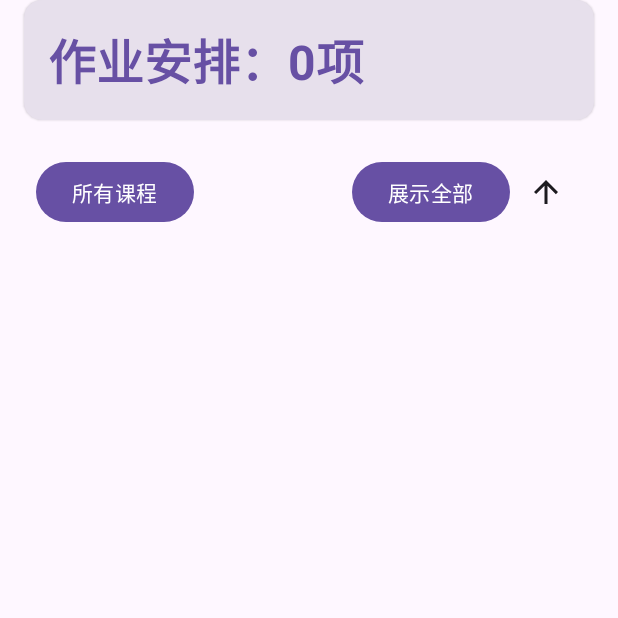
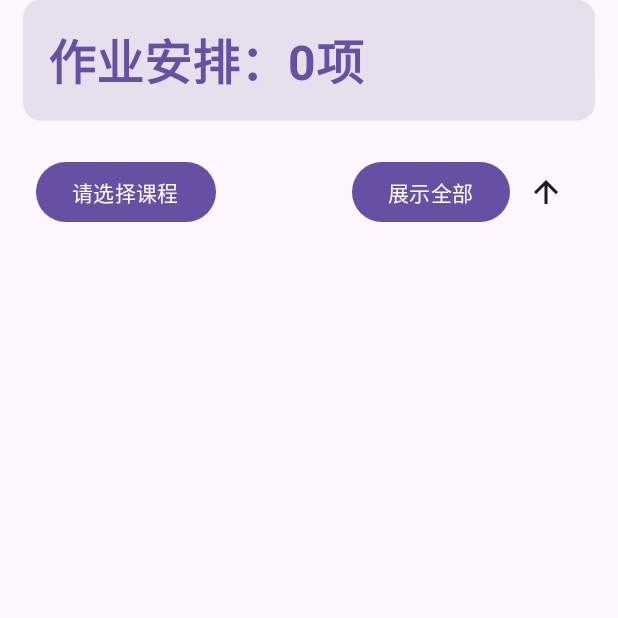
Before and after one commit to HFDLYS/BJTUselfService, an Android app built with Jetpack Compose: the composable HomeworkList called with empty values, after a tap on "Sort Order", on a phone screen of 412 x 824 dp, the top half of it. Run offline under Robolectric (Android 15) with nearby library versions, the light colour scheme and no system bars; libraries missing offline, so code that uses them is left out: dev.jeziellago.compose; 4 statements that could not run were skipped.

Commit message:
feat: 优化作业查看页面

```diff
--- a/app/src/main/java/team/bjtuss/bjtuselfservice/screen/HomeworkScreen.kt
+++ b/app/src/main/java/team/bjtuss/bjtuselfservice/screen/HomeworkScreen.kt
@@ -12,6 +12,8 @@ import androidx.compose.animation.AnimatedVisibility
 import androidx.compose.animation.expandVertically
 import androidx.compose.animation.fadeIn
 import androidx.compose.animation.fadeOut
+import androidx.compose.animation.scaleIn
+import androidx.compose.animation.scaleOut
 import androidx.compose.animation.shrinkVertically
 import androidx.compose.foundation.background
 import androidx.compose.foundation.clickable
@@ -31,6 +33,7 @@ import androidx.compose.foundation.layout.size
 import androidx.compose.foundation.layout.width
 import androidx.compose.foundation.lazy.LazyColumn
 import androidx.compose.foundation.lazy.items
+import androidx.compose.foundation.lazy.rememberLazyListState
 import androidx.compose.foundation.shape.CircleShape
 import androidx.compose.foundation.shape.RoundedCornerShape
 import androidx.compose.foundation.text.KeyboardOptions
@@ -42,6 +45,7 @@ import androidx.compose.material.icons.filled.CheckCircle
 import androidx.compose.material.icons.filled.Close
 import androidx.compose.material.icons.filled.Error
 import androidx.compose.material.icons.filled.FileUpload
+import androidx.compose.material.icons.filled.KeyboardArrowUp
 import androidx.compose.material.icons.filled.Schedule
 import androidx.compose.material.icons.filled.Sort
 import androidx.compose.material.icons.filled.Timer
@@ -56,11 +60,14 @@ import androidx.compose.material3.Button
 import androidx.compose.material3.ButtonDefaults
 import androidx.compose.material3.Card
 import androidx.compose.material3.CardDefaults
+import androidx.compose.material3.Checkbox
 import androidx.compose.material3.CircularProgressIndicator
 import androidx.compose.material3.DropdownMenu
 import androidx.compose.material3.DropdownMenuItem
 import androidx.compose.material3.ElevatedCard
 import androidx.compose.material3.FilledTonalButton
+import androidx.compose.material3.FloatingActionButton
+import androidx.compose.material3.FloatingActionButtonDefaults
 import androidx.compose.material3.HorizontalDivider
 import androidx.compose.material3.Icon
 import androidx.compose.material3.IconButton
@@ -135,38 +142,44 @@ fun HomeworkScreen(mainViewModel: MainViewModel) {
 @Composable
 fun HomeworkList(homeworkList: List<HomeworkEntity>) {
     var filterExpanded by remember { mutableStateOf(false) }
-    var selectedFilter by remember { mutableStateOf("所有课程") }
+    var selectedFilters by remember { mutableStateOf(setOf<String>()) }
     var isFilterOutOfDate by remember { mutableStateOf(false) }
-    var sortOrder by remember { mutableStateOf(SortOrder.DESCENDING) }
-    var filteredList by remember { mutableStateOf(homeworkList) }
+    var sortOrder by remember { mutableStateOf(SortOrder.ORIGINAL) }
+    val listState = rememberLazyListState()
+    val coroutineScope = rememberCoroutineScope()
+    val formatter = remember { DateTimeFormatter.ofPattern("yyyy-MM-dd HH:mm") }
 
-    filteredList = homeworkList.filter { homework ->
-        val isValidDate = try {
-            LocalDateTime.parse(homework.endTime, DateTimeFormatter.ofPattern("yyyy-MM-dd HH:mm"))
-                .isAfter(LocalDateTime.now())
+    fun parseEndTime(endTime: String): LocalDateTime? = try {
+        LocalDateTime.parse(endTime, formatter)
     } catch (_: Exception) {
-            true
+        null
     }
 
+    val filteredList = homeworkList.filter { homework ->
+        val isValidDate = parseEndTime(homework.endTime)?.isAfter(LocalDateTime.now()) ?: true
         val dateCondition = !isFilterOutOfDate || isValidDate
-        val courseCondition = selectedFilter == "所有课程" || homework.courseName == selectedFilter
-
+        val courseCondition = selectedFilters.isEmpty() || selectedFilters.contains(homework.courseName)
         dateCondition && courseCondition
     }
-    filteredList = if (sortOrder == SortOrder.ASCENDING) {
-        filteredList.sortedBy { it.endTime }
-    } else {
-        filteredList.sortedByDescending { it.endTime }
+
+    val sortedList = when (sortOrder) {
+        SortOrder.ORIGINAL -> filteredList
+        SortOrder.ASCENDING -> filteredList.sortedBy { parseEndTime(it.endTime) ?: LocalDateTime.MAX }
+        SortOrder.DESCENDING -> filteredList.sortedByDescending { parseEndTime(it.endTime) ?: LocalDateTime.MIN }
     }
 
 
     Scaffold(
         modifier = Modifier.fillMaxSize()
     ) { paddingValues ->
+        Box(
+            modifier = Modifier
+                .fillMaxSize()
+                .padding(paddingValues)
+        ) {
             Column(
                 modifier = Modifier
                     .fillMaxSize()
-                .padding(paddingValues)
                     .padding(horizontal = 16.dp),
             ) {
                 HomeworkSummaryCard(filteredList)
@@ -177,17 +190,10 @@ fun HomeworkList(homeworkList: List<HomeworkEntity>) {
                     horizontalArrangement = Arrangement.SpaceBetween
                 ) {
                     Button(
-                    onClick = {
-                        filterExpanded = true
-                    },
+                        onClick = { filterExpanded = true },
                     ) {
-                    val transText = if (selectedFilter.length > 5) {
-                        selectedFilter.take(4) + "..."
-                    } else {
-                        selectedFilter
-                    }
                         Text(
-                        text = transText,
+                            text = if (selectedFilters.isEmpty()) "请选择课程" else "已选：${selectedFilters.size}",
                             style = MaterialTheme.typography.bodyMedium,
                         )
                     }
@@ -196,19 +202,56 @@ fun HomeworkList(homeworkList: List<HomeworkEntity>) {
                         expanded = filterExpanded,
                         onDismissRequest = { filterExpanded = false }
                     ) {
-                    val filterOptions = mutableListOf("所有课程")
-                    filterOptions.addAll(homeworkList.map { it.courseName }.distinct())
+                        val filterOptions = homeworkList.map { it.courseName }.distinct()
+                        if (filterOptions.isEmpty()) {
+                            DropdownMenuItem(
+                                onClick = { filterExpanded = false },
+                                text = {
+                                    Text(
+                                        text = "暂无可用筛选条件",
+                                        style = MaterialTheme.typography.bodyMedium,
+                                        color = MaterialTheme.colorScheme.onSurfaceVariant
+                                    )
+                                }
+                            )
+                        } else {
                             filterOptions.forEach { option ->
+                                val isChecked = selectedFilters.contains(option)
                                 DropdownMenuItem(
                                     onClick = {
-                                selectedFilter = option
+                                        selectedFilters = if (isChecked) selectedFilters - option else selectedFilters + option
+                                    },
+                                    text = {
+                                        Row(
+                                            modifier = Modifier.fillMaxWidth(),
+                                            horizontalArrangement = Arrangement.SpaceBetween,
+                                            verticalAlignment = Alignment.CenterVertically
+                                        ) {
+                                            Text(
+                                                text = option,
+                                                style = MaterialTheme.typography.bodyMedium,
+                                                color = MaterialTheme.colorScheme.onSurface
+                                            )
+                                            Checkbox(
+                                                checked = isChecked,
+                                                onCheckedChange = { checked ->
+                                                    selectedFilters = if (checked) selectedFilters + option else selectedFilters - option
+                                                }
+                                            )
+                                        }
+                                    }
+                                )
+                            }
+                            DropdownMenuItem(
+                                onClick = {
+                                    selectedFilters = emptySet()
                                     filterExpanded = false
                                 },
                                 text = {
                                     Text(
-                                    text = option,
+                                        text = "清空选择",
                                         style = MaterialTheme.typography.bodyMedium,
-                                    color = MaterialTheme.colorScheme.onSurface
+                                        color = MaterialTheme.colorScheme.primary
                                     )
                                 }
                             )
@@ -229,18 +272,18 @@ fun HomeworkList(homeworkList: List<HomeworkEntity>) {
 
                         IconButton(
                             onClick = {
-                            sortOrder = if (sortOrder == SortOrder.ASCENDING) {
-                                SortOrder.DESCENDING
-                            } else {
-                                SortOrder.ASCENDING
+                                sortOrder = when (sortOrder) {
+                                    SortOrder.ORIGINAL -> SortOrder.ASCENDING
+                                    SortOrder.ASCENDING -> SortOrder.DESCENDING
+                                    SortOrder.DESCENDING -> SortOrder.ORIGINAL
                                 }
                             }
                         ) {
                             Icon(
                                 imageVector = when (sortOrder) {
+                                    SortOrder.ORIGINAL -> Icons.Default.Sort
                                     SortOrder.ASCENDING -> Icons.Default.ArrowUpward
                                     SortOrder.DESCENDING -> Icons.Default.ArrowDownward
-                                SortOrder.ORIGINAL -> Icons.Default.Sort
                                 },
                                 contentDescription = "Sort Order"
                             )
@@ -249,11 +292,38 @@ fun HomeworkList(homeworkList: List<HomeworkEntity>) {
                 }
                 LazyColumn(
                     modifier = Modifier.fillMaxSize(),
-                contentPadding = PaddingValues(bottom = 16.dp)
+                    contentPadding = PaddingValues(bottom = 16.dp),
+                    state = listState
                 ) {
-                items(filteredList.size) { index ->
-                    val homework = filteredList[index]
+                    items(sortedList.size) { index ->
+                        val homework = sortedList[index]
                         HomeworkItemCard(homework)
+                    }
+                }
+            }
+
+            AnimatedVisibility(
+                visible = listState.firstVisibleItemScrollOffset > 300 || listState.firstVisibleItemIndex > 0,
+                modifier = Modifier
+                    .align(Alignment.BottomEnd)
+                    .padding(16.dp),
+                enter = fadeIn() + scaleIn(),
+                exit = fadeOut() + scaleOut()
+            ) {
+                FloatingActionButton(
+                    onClick = {
+                        coroutineScope.launch {
+                            listState.animateScrollToItem(0)
+                        }
+                    },
+                    containerColor = MaterialTheme.colorScheme.primary,
+                    elevation = FloatingActionButtonDefaults.elevation(6.dp)
+                ) {
+                    Icon(
+                        imageVector = Icons.Filled.KeyboardArrowUp,
+                        contentDescription = "滚动到顶部",
+                        tint = MaterialTheme.colorScheme.onPrimary
+                    )
                 }
             }
         }
```
Lines whose indentation alone changed are shown as unchanged.
